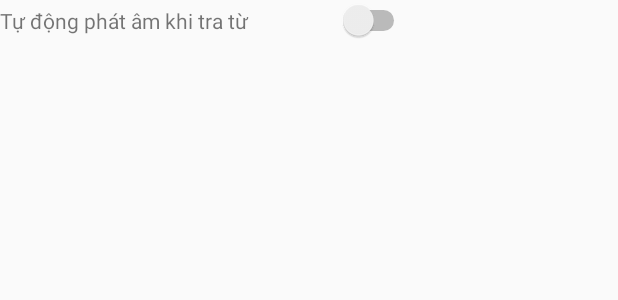
After one commit to khanhtran-5851071033/TTCM_TranQuocKhanh, an Android app: the layout activity_setting.xml on its own in the app's theme, with its tools: preview values and no code run, on a phone screen of 412 x 824 dp. The commit adds this screen. Shown: the top 300 px of the screen. Run offline under Robolectric (Android 15) with nearby library versions, the phone set to English and light mode, and no system bars.

Commit message:
tải lên lần 4

```diff
--- a/app/src/main/java/com/example/adapter/RemindAdapter.java
+++ b/app/src/main/java/com/example/adapter/RemindAdapter.java
@@ -15,6 +15,7 @@ import com.example.dictionaryapp.R;
 import com.example.dictionaryapp.RemindWord;
 import com.example.dictionaryapp.findword;
 import com.example.dictionaryapp.login;
+import com.example.dictionaryapp.viewWord;
 import com.example.model.words;
 import com.muddzdev.styleabletoastlibrary.StyleableToast;
 
@@ -85,7 +86,7 @@ public class RemindAdapter extends BaseAdapter {
                         ds_set.add(w.getID()+"");
                         editor.putStringSet("set",ds_set);
                         editor.apply();
-
+                        remindWord.Toast_remind();
                     }
                     else {
                         SharedPreferences sharedPreferences = remindWord.getPreferences(Context.MODE_PRIVATE);
@@ -95,6 +96,7 @@ public class RemindAdapter extends BaseAdapter {
                         ds_set.remove(w.getID()+"");
                         editor.putStringSet("set",ds_set);
                         editor.apply();
+                        remindWord.Toast_unremind();
                     }
             }
         });
--- a/app/src/main/java/com/example/notification/AlertReceiver.java
+++ b/app/src/main/java/com/example/notification/AlertReceiver.java
@@ -44,14 +44,14 @@ public class AlertReceiver extends BroadcastReceiver {
 //        //contentView.setImageViewResource(R.id.imageView, R.drawable.c);
 ////        contentView.setTextViewText(R.id.textView2, "adsa");
 ////        contentView.setTextViewText(R.id.textView3, "adsdsa");
-
              for(int i=0;i<danhsach.size();i++)
       {
           String [] arr = danhsach.get(i).split("-");
            NotificationCompat.Builder nb = new NotificationCompat.Builder(context, CHANNEL_1_ID)
-                   .setSmallIcon(R.drawable.next)
+                   .setSmallIcon(R.drawable.dictionary_blue_100px)
                    .setContentTitle(arr[1])
-                   .setContentText(arr[2]+"\n"+arr[3])
+                   .setContentText(arr[2]+"\n  "+arr[3])
+
                    .setSound(RingtoneManager.getDefaultUri(RingtoneManager.TYPE_NOTIFICATION))
                    .setPriority(NotificationCompat.PRIORITY_HIGH)
                    .setColor(Color.GREEN)
--- a/app/src/main/res/layout/activity_home.xml
+++ b/app/src/main/res/layout/activity_home.xml
@@ -89,6 +89,7 @@
             android:layout_marginLeft="20dp"
             android:background="@drawable/custom_card"
             android:gravity="center"
+            android:onClick="history"
             android:orientation="vertical">
 
             <ImageView
@@ -260,6 +261,7 @@
             android:layout_marginLeft="20dp"
             android:background="@drawable/custom_card"
             android:gravity="center"
+            android:onClick="toSetting"
             android:orientation="vertical">
 
             <ImageView
--- /dev/null
+++ b/app/src/main/res/layout/activity_setting.xml
@@ -0,0 +1,20 @@
+<?xml version="1.0" encoding="utf-8"?>
+<LinearLayout xmlns:android="http://schemas.android.com/apk/res/android"
+    xmlns:app="http://schemas.android.com/apk/res-auto"
+    xmlns:tools="http://schemas.android.com/tools"
+    android:layout_width="match_parent"
+    android:layout_height="match_parent"
+    tools:context=".Setting">
+
+    <TextView
+        android:id="@+id/textView6"
+        android:layout_width="225dp"
+        android:layout_height="wrap_content"
+        android:text="Tự động phát âm khi tra từ" />
+
+    <Switch
+        android:id="@+id/s_autoSpeak"
+        android:layout_width="wrap_content"
+        android:layout_height="wrap_content" />
+
+</LinearLayout>
--- a/app/src/main/res/layout/signup.xml
+++ b/app/src/main/res/layout/signup.xml
@@ -36,7 +36,6 @@
         android:drawableLeft="@drawable/email"
         android:ems="10"
         android:hint="Email"
-        android:digits="0123456789"
         android:inputType="textPersonName"
         android:textAlignment="center" />
 
@@ -49,6 +48,7 @@
         android:background="@drawable/custom_text"
         android:drawableLeft="@drawable/phone"
         android:ems="10"
+        android:digits="0123456789"
         android:hint="Phone Number"
         android:inputType="textPersonName"
         android:textAlignment="center" />
@@ -117,4 +117,5 @@
         android:layout_height="25dp"
         android:layout_marginTop="190dp"
         app:srcCompat="@drawable/back_ground_flash" />
+
 </LinearLayout>
```
Also changed, not shown: app/src/main/AndroidManifest.xml (+5 -3 lines), app/src/main/java/com/example/dictionaryapp/Home.java (+14 -0 lines), app/src/main/java/com/example/dictionaryapp/RemindWord.java (+5 -3 lines), app/src/main/java/com/example/dictionaryapp/Setting.java (added, +43 -0 lines), app/src/main/java/com/example/dictionaryapp/findword.java (+42 -34 lines), app/src/main/java/com/example/model/words.java (+19 -14 lines), app/src/main/res/drawable-v24/dictionary_blue_100px.png (added).
